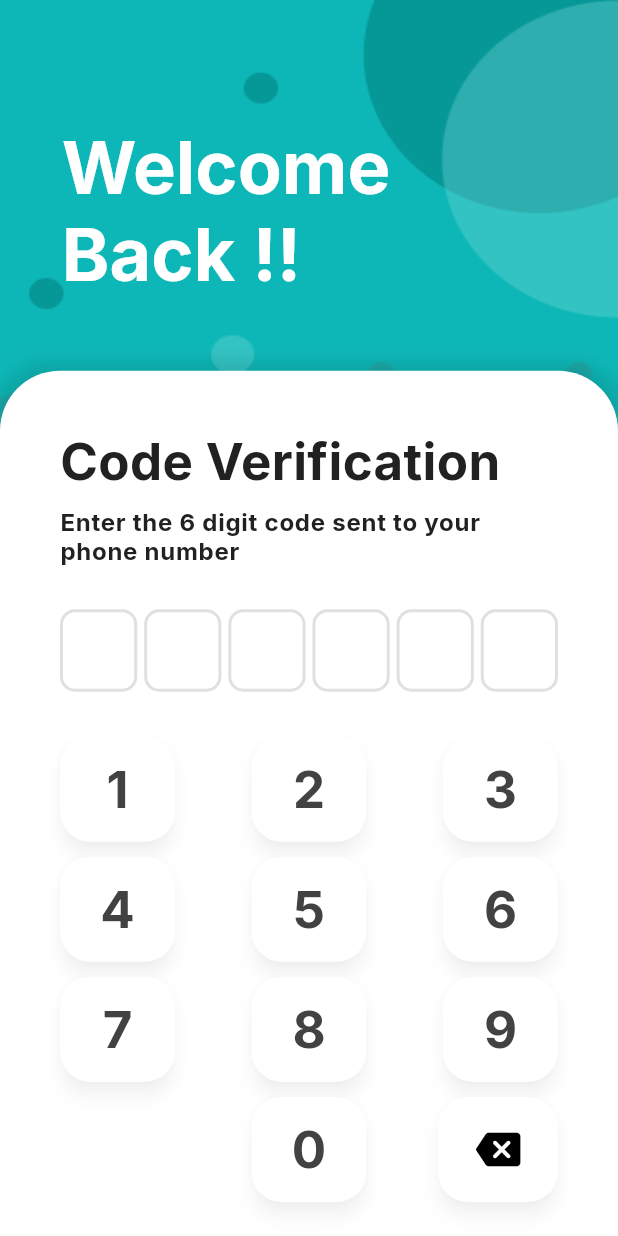
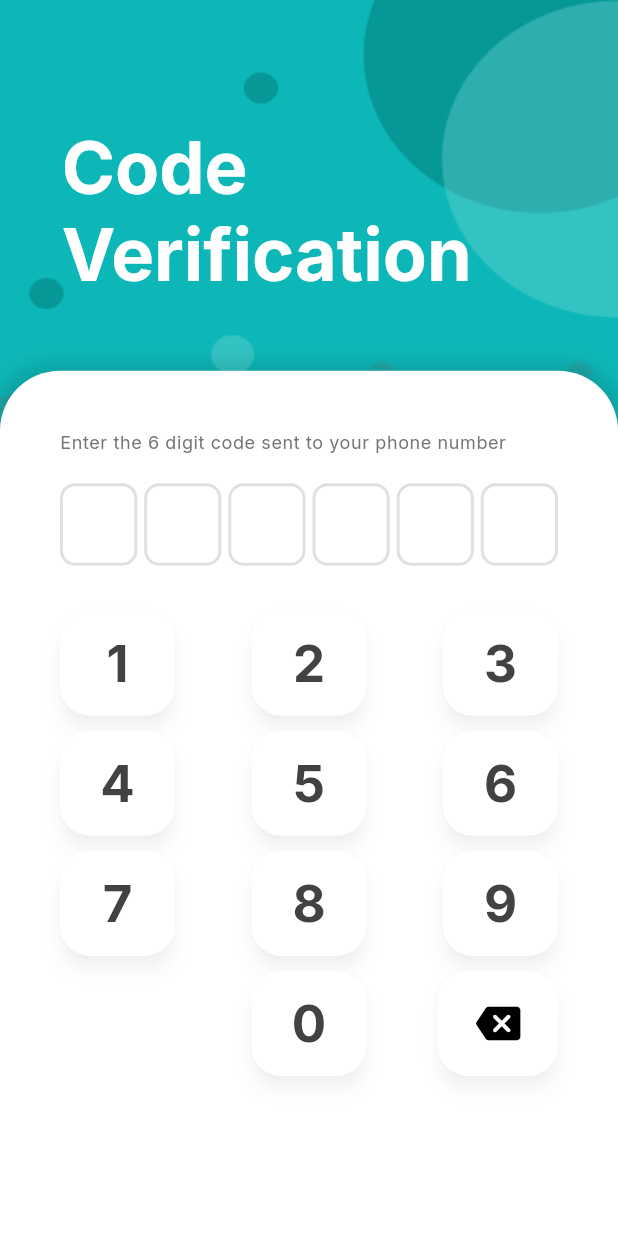
Before and after one commit to A-d-i-b/RentIt-Owner, a Flutter app: the OTPScreen screen opened by its route, on a phone screen of 412 x 824 dp. Run offline on Flutter 3.47's test engine with Material 2 defaults, Android fonts, the phone set to English and light mode, and no system bars; our stand-ins replace cached_network_image, get, google_fonts, image_picker.

Commit message:
fixed otp flex problem

```diff
--- a/lib/Screens/otp_screen.dart
+++ b/lib/Screens/otp_screen.dart
@@ -27,7 +27,7 @@ class OTPScreen extends StatelessWidget {
             top: Get.height * 0.1,
             left: Get.width * 0.1,
             child: Text(
-              "Welcome \nBack !!",
+              "Code\nVerification",
               style: Get.textTheme.headline3!.copyWith(
                 fontWeight: FontWeight.bold,
                 color: Colors.white,
@@ -64,21 +64,12 @@ class OTPScreen extends StatelessWidget {
                       crossAxisAlignment: CrossAxisAlignment.start,
                       children: [
                         Text(
-                          "Code Verification",
-                          style: Get.textTheme.headline4!.copyWith(
-                            fontWeight: FontWeight.bold,
-                            color: Colors.grey[900],
+                          "Enter the 6 digit code sent to your phone number",
+                          style: Get.textTheme.caption!.copyWith(
+                            color: Colors.grey[600],
                           ),
                         ),
-                        const SizedBox(height: 10),
-                        Text(
-                          "Enter the 6 digit code sent to your phone number",
-                          style: Get.textTheme.bodyLarge!.copyWith(
-                            fontWeight: FontWeight.bold,
-                            color: Colors.grey[900],
-                          ),
-                        ),
-                        const SizedBox(height: 30),
+                        const SizedBox(height: 20),
                         Obx(
                           () => Row(
                             mainAxisAlignment: MainAxisAlignment.spaceBetween,
```
